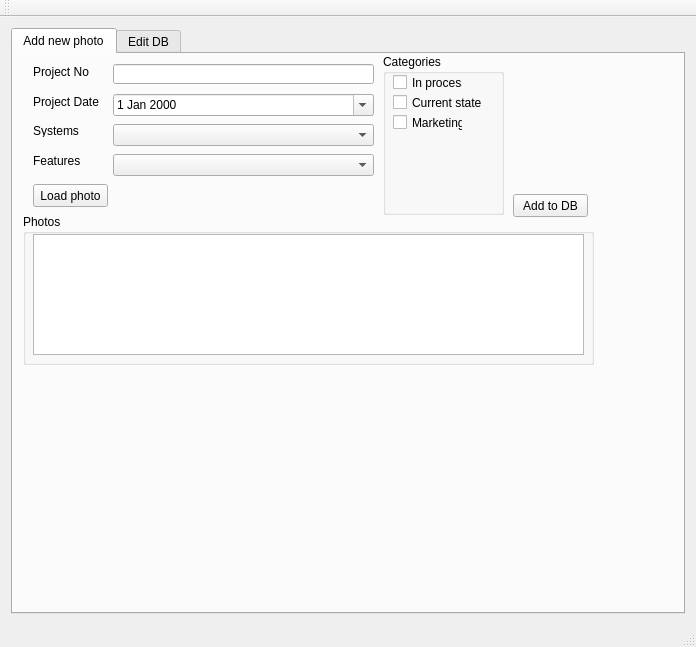
This is PhotoManager/mainwindow.ui in pphprj/periphotoproject as Qt 5 draws it before an edit. The edited form follows.
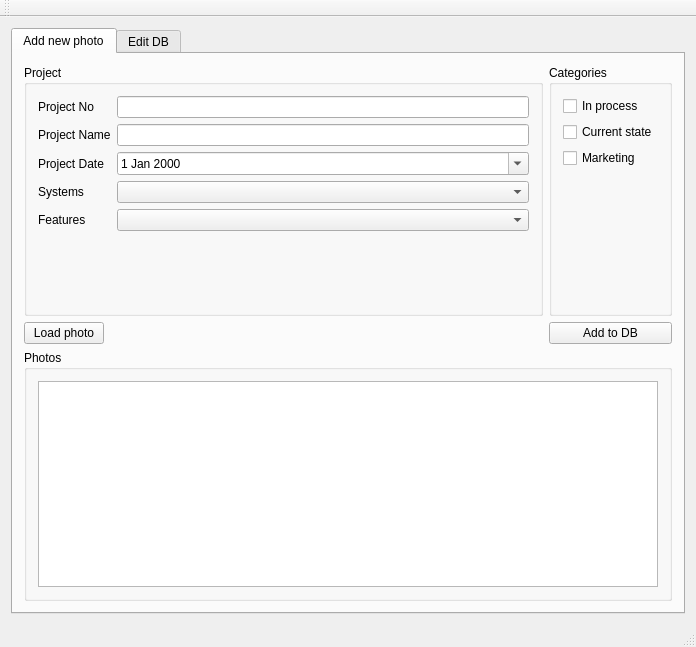
This is the edited form.

Commit message: View selected Create folder if all files dates are equal

The edit to the form file:
```diff
--- a/PhotoManager/mainwindow.ui
+++ b/PhotoManager/mainwindow.ui
@@ -41,211 +41,182 @@
          <attribute name="title">
           <string>Add new photo</string>
          </attribute>
-         <widget class="QComboBox" name="comboBoxFeatures">
-          <property name="geometry">
-           <rect>
-            <x>100</x>
-            <y>100</y>
-            <width>261</width>
-            <height>22</height>
-           </rect>
-          </property>
-         </widget>
-         <widget class="QLabel" name="labelProjectFeatures">
-          <property name="geometry">
-           <rect>
-            <x>20</x>
-            <y>100</y>
-            <width>47</width>
-            <height>13</height>
-           </rect>
-          </property>
-          <property name="text">
-           <string>Features</string>
-          </property>
-         </widget>
-         <widget class="QLineEdit" name="lineEditProjectNo">
-          <property name="geometry">
-           <rect>
-            <x>100</x>
-            <y>10</y>
-            <width>261</width>
-            <height>20</height>
-           </rect>
-          </property>
-         </widget>
-         <widget class="QPushButton" name="pushButtonLoadPhoto">
-          <property name="geometry">
-           <rect>
-            <x>20</x>
-            <y>130</y>
-            <width>75</width>
-            <height>23</height>
-           </rect>
-          </property>
-          <property name="text">
-           <string>Load photo</string>
-          </property>
-         </widget>
-         <widget class="QLabel" name="labelProjectDate">
-          <property name="geometry">
-           <rect>
-            <x>20</x>
-            <y>40</y>
-            <width>81</width>
-            <height>16</height>
-           </rect>
-          </property>
-          <property name="text">
-           <string>Project Date</string>
-          </property>
-         </widget>
-         <widget class="QLabel" name="labelSystems">
-          <property name="geometry">
-           <rect>
-            <x>20</x>
-            <y>70</y>
-            <width>47</width>
-            <height>13</height>
-           </rect>
-          </property>
-          <property name="text">
-           <string>Systems</string>
-          </property>
-         </widget>
+         <layout class="QGridLayout" name="gridLayout_5">
+          <item row="0" column="0" colspan="2">
+           <widget class="QGroupBox" name="groupBoxProject">
+            <property name="title">
+             <string>Project</string>
+            </property>
+            <layout class="QGridLayout" name="gridLayout_4">
+             <item row="0" column="0">
          <widget class="QLabel" name="labelProjectNo">
-          <property name="geometry">
-           <rect>
-            <x>20</x>
-            <y>10</y>
-            <width>81</width>
-            <height>16</height>
-           </rect>
-          </property>
           <property name="text">
            <string>Project No</string>
           </property>
          </widget>
+             </item>
+             <item row="0" column="1">
+              <widget class="QLineEdit" name="lineEditProjectNo"/>
+             </item>
+             <item row="1" column="0">
+              <widget class="QLabel" name="labelProjectName">
+               <property name="text">
+                <string>Project Name</string>
+               </property>
+              </widget>
+             </item>
+             <item row="1" column="1">
+              <widget class="QLineEdit" name="lineEditProjectName"/>
+             </item>
+             <item row="3" column="0">
+              <widget class="QLabel" name="labelSystems">
+               <property name="text">
+                <string>Systems</string>
+               </property>
+              </widget>
+             </item>
+             <item row="2" column="0">
+              <widget class="QLabel" name="labelProjectDate">
+               <property name="text">
+                <string>Project Date</string>
+               </property>
+              </widget>
+             </item>
+             <item row="2" column="1">
          <widget class="QDateEdit" name="dateEditProjectDate">
-          <property name="geometry">
-           <rect>
-            <x>100</x>
-            <y>40</y>
-            <width>261</width>
-            <height>22</height>
-           </rect>
-          </property>
           <property name="calendarPopup">
            <bool>true</bool>
           </property>
          </widget>
-         <widget class="QComboBox" name="comboBoxSystems">
-          <property name="geometry">
-           <rect>
-            <x>100</x>
-            <y>70</y>
-            <width>261</width>
-            <height>22</height>
-           </rect>
-          </property>
-         </widget>
-         <widget class="QGroupBox" name="groupBoxPhotos">
-          <property name="geometry">
-           <rect>
-            <x>10</x>
-            <y>160</y>
-            <width>571</width>
-            <height>151</height>
-           </rect>
-          </property>
-          <property name="title">
-           <string>Photos</string>
-          </property>
-          <widget class="QListWidget" name="listWidgetPhotos">
-           <property name="geometry">
-            <rect>
-             <x>10</x>
-             <y>20</y>
-             <width>551</width>
-             <height>121</height>
-            </rect>
-           </property>
-           <property name="acceptDrops">
-            <bool>true</bool>
-           </property>
-           <property name="dragDropMode">
-            <enum>QAbstractItemView::DragDrop</enum>
-           </property>
-           <property name="defaultDropAction">
-            <enum>Qt::MoveAction</enum>
-           </property>
-          </widget>
-         </widget>
+             </item>
+             <item row="3" column="1">
+              <widget class="QComboBox" name="comboBoxSystems"/>
+             </item>
+             <item row="4" column="1">
+              <widget class="QComboBox" name="comboBoxFeatures"/>
+             </item>
+             <item row="4" column="0">
+              <widget class="QLabel" name="labelProjectFeatures">
+               <property name="text">
+                <string>Features</string>
+               </property>
+              </widget>
+             </item>
+             <item row="5" column="1">
+              <spacer name="verticalSpacer_5">
+               <property name="orientation">
+                <enum>Qt::Vertical</enum>
+               </property>
+               <property name="sizeType">
+                <enum>QSizePolicy::Expanding</enum>
+               </property>
+               <property name="sizeHint" stdset="0">
+                <size>
+                 <width>20</width>
+                 <height>40</height>
+                </size>
+               </property>
+              </spacer>
+             </item>
+            </layout>
+           </widget>
+          </item>
+          <item row="0" column="2">
          <widget class="QGroupBox" name="groupBoxCategories">
-          <property name="geometry">
-           <rect>
-            <x>370</x>
-            <y>0</y>
-            <width>121</width>
-            <height>161</height>
-           </rect>
-          </property>
           <property name="title">
            <string>Categories</string>
           </property>
+            <layout class="QVBoxLayout" name="verticalLayout_3">
+             <item>
           <widget class="QCheckBox" name="checkBoxInProc">
-           <property name="geometry">
-            <rect>
-             <x>10</x>
-             <y>20</y>
-             <width>70</width>
-             <height>17</height>
-            </rect>
-           </property>
            <property name="text">
             <string>In process</string>
            </property>
           </widget>
+             </item>
+             <item>
           <widget class="QCheckBox" name="checkBoxCurrentState">
-           <property name="geometry">
-            <rect>
-             <x>10</x>
-             <y>40</y>
-             <width>121</width>
-             <height>17</height>
-            </rect>
-           </property>
            <property name="text">
             <string>Current state</string>
            </property>
           </widget>
+             </item>
+             <item>
           <widget class="QCheckBox" name="checkBoxMarketing">
-           <property name="geometry">
-            <rect>
-             <x>10</x>
-             <y>60</y>
-             <width>70</width>
-             <height>17</height>
-            </rect>
-           </property>
            <property name="text">
             <string>Marketing</string>
            </property>
           </widget>
-         </widget>
+             </item>
+             <item>
+              <spacer name="verticalSpacer_4">
+               <property name="orientation">
+                <enum>Qt::Vertical</enum>
+               </property>
+               <property name="sizeType">
+                <enum>QSizePolicy::Expanding</enum>
+               </property>
+               <property name="sizeHint" stdset="0">
+                <size>
+                 <width>20</width>
+                 <height>40</height>
+                </size>
+               </property>
+              </spacer>
+             </item>
+            </layout>
+           </widget>
+          </item>
+          <item row="2" column="0" colspan="3">
+           <widget class="QGroupBox" name="groupBoxPhotos">
+            <property name="title">
+             <string>Photos</string>
+            </property>
+            <layout class="QVBoxLayout" name="verticalLayout_4">
+             <item>
+              <widget class="QListWidget" name="listWidgetPhotos">
+               <property name="acceptDrops">
+                <bool>true</bool>
+               </property>
+               <property name="dragDropMode">
+                <enum>QAbstractItemView::DragDrop</enum>
+               </property>
+               <property name="defaultDropAction">
+                <enum>Qt::MoveAction</enum>
+               </property>
+              </widget>
+             </item>
+            </layout>
+           </widget>
+          </item>
+          <item row="1" column="2">
          <widget class="QPushButton" name="pushButtonAddToDB">
-          <property name="geometry">
-           <rect>
-            <x>500</x>
-            <y>140</y>
-            <width>75</width>
-            <height>23</height>
-           </rect>
-          </property>
           <property name="text">
            <string>Add to DB</string>
           </property>
          </widget>
+          </item>
+          <item row="1" column="0">
+           <widget class="QPushButton" name="pushButtonLoadPhoto">
+            <property name="text">
+             <string>Load photo</string>
+            </property>
+           </widget>
+          </item>
+          <item row="1" column="1">
+           <spacer name="horizontalSpacer">
+            <property name="orientation">
+             <enum>Qt::Horizontal</enum>
+            </property>
+            <property name="sizeHint" stdset="0">
+             <size>
+              <width>40</width>
+              <height>20</height>
+             </size>
+            </property>
+           </spacer>
+          </item>
+         </layout>
         </widget>
         <widget class="QWidget" name="tabEditDB">
          <attribute name="title">
```
Left out of the diff: 5 changed lines with no effect on the pictures. Lines whose indentation alone changed are shown as unchanged. The commit also changes 7 other files.
